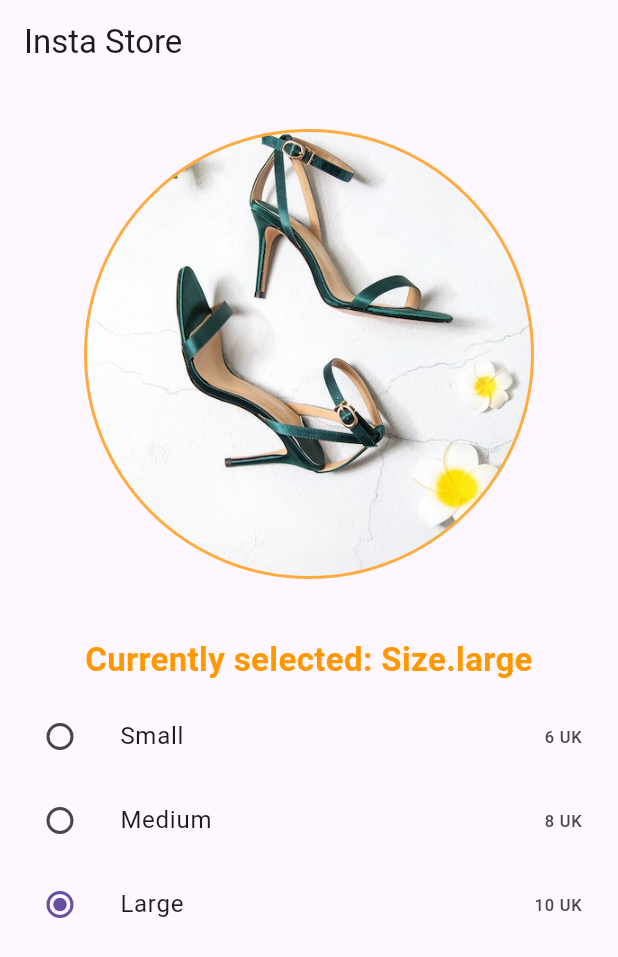
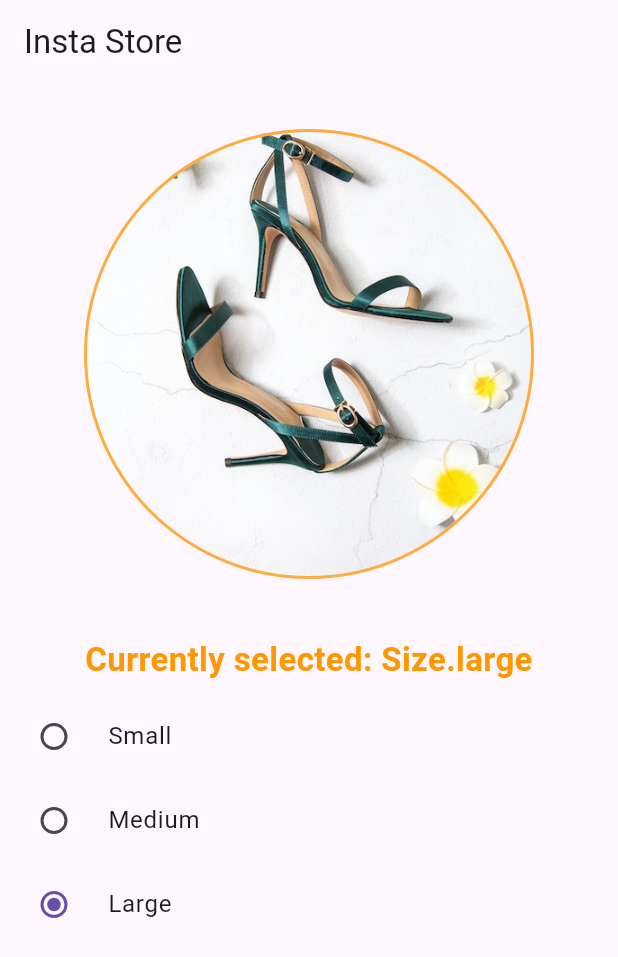
Before and after one commit to Dhannesh/app_form, a Flutter app: the screen it shows after launch, on a phone screen of 412 x 824 dp. Shown: the top 957 px of the screen. Run offline on Flutter 3.47's test engine with Material 3 defaults, Android fonts, the phone set to English and light mode, and no system bars.

Commit message:
radio button with radioListTile completed

```diff
--- a/lib/RadioStore.dart
+++ b/lib/RadioStore.dart
@@ -69,22 +69,18 @@ class _RadioInputWidgetState extends State<RadioInputWidget> {
             ),
 
           ),
-          ListTile(
+          RadioListTile(
             title: const Text("Small"),
-            leading: Radio<Size>(
             value: Size.small,
             groupValue: _size,
             onChanged: (Size? value){
               setState(() {
                 _size = value!;
               });
-              }
+            },
           ),
-          trailing: const Text("6 UK"),
-          ),
-          ListTile(
+          RadioListTile(
             title: const Text("Medium"),
-            leading: Radio<Size>(
                 value: Size.medium,
                 groupValue: _size,
                 onChanged: (Size? value){
@@ -93,11 +89,8 @@ class _RadioInputWidgetState extends State<RadioInputWidget> {
                   });
                 }
           ),
-            trailing: const Text("8 UK"),
-          ),
-          ListTile(
+          RadioListTile(
             title: const Text("Large"),
-            leading: Radio<Size>(
                 value: Size.large,
                 groupValue: _size,
                 onChanged: (Size? value){
@@ -105,8 +98,6 @@ class _RadioInputWidgetState extends State<RadioInputWidget> {
                     _size = value!;
                   });
                 }
-          ),
-            trailing: const Text("10 UK"),
           )
         ],
       ),
```
Also changed, not shown: 1 other file. Lines whose indentation alone changed are shown as unchanged.
